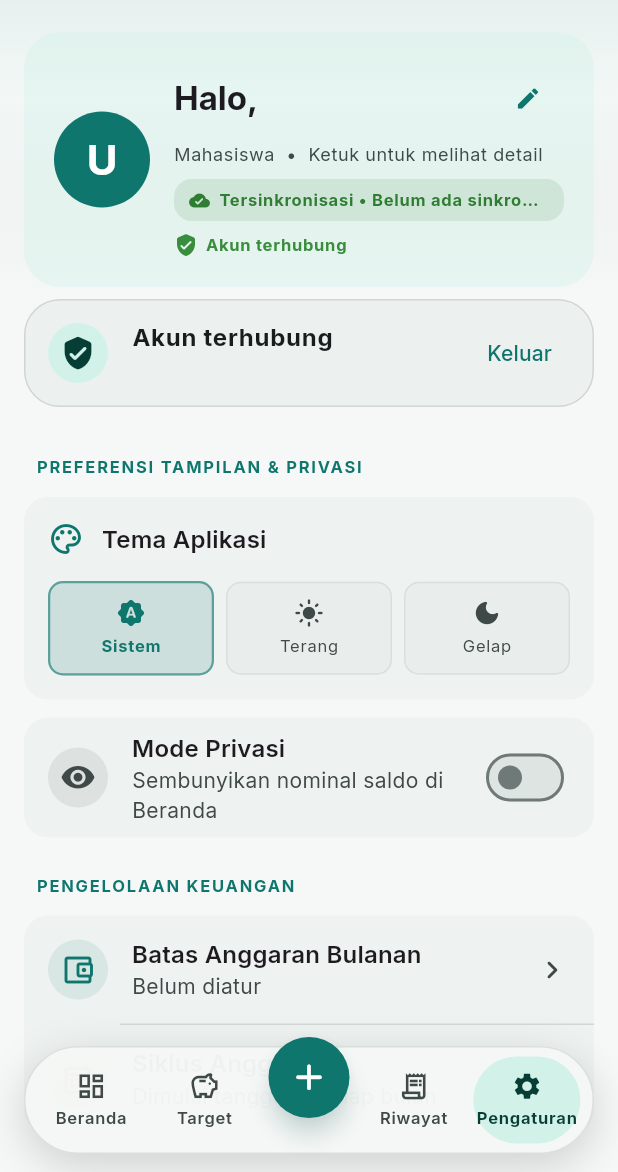
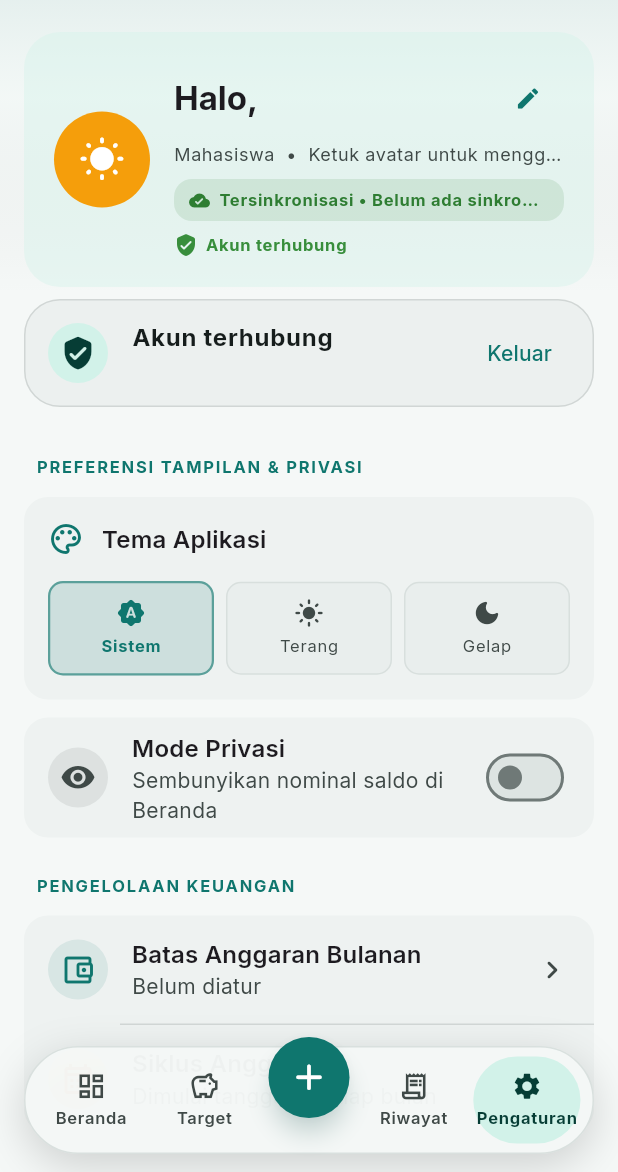
Before and after one commit to andrest1101/money-tracker, a Flutter app: the screen it shows once a user with an empty profile is signed in, item 5 of the bottom bar chosen, on a phone screen of 412 x 824 dp, the part 64-1236 px from its top. Run offline on Flutter 3.47's test engine with Material 3 defaults, Android fonts, the phone set to English and light mode, and no system bars; our stand-ins replace app_links, cloud_firestore, confetti, firebase_auth, firebase_core, fl_chart and 5 more; accounts and stored records are empty.

```diff
--- a/lib/core/local_storage/settings_service.dart
+++ b/lib/core/local_storage/settings_service.dart
@@ -27,6 +27,7 @@ class SettingsService {
   static const String _privacyModeKey = 'privacy_mode';
   static const String _budgetCycleDateKey = 'budget_cycle_date';
   static const String _lastSyncKey = 'last_successful_sync';
+  static const String _profileAvatarKey = 'profile_avatar_id';
 
   double? getBudgetLimit() {
     try {
@@ -117,6 +118,22 @@ class SettingsService {
     }
   }
 
+  String getProfileAvatarId() {
+    try {
+      return _sharedPreferences.getString(_profileAvatarKey) ?? 'sunrise';
+    } catch (e) {
+      throw SettingsServiceException('Gagal memuat avatar profil', e);
+    }
+  }
+
+  Future<void> setProfileAvatarId(String avatarId) async {
+    try {
+      await _sharedPreferences.setString(_profileAvatarKey, avatarId);
+    } catch (e) {
+      throw SettingsServiceException('Gagal menyimpan avatar profil', e);
+    }
+  }
+
   bool getPrivacyMode() {
     try {
       return _sharedPreferences.getBool(_privacyModeKey) ?? false;
--- a/lib/features/settings/presentation/widgets/settings_content.dart
+++ b/lib/features/settings/presentation/widgets/settings_content.dart
@@ -15,6 +15,7 @@ import 'help_center_sheet.dart';
 import 'settings_section_title.dart';
 import 'account_security_sheet.dart';
 import 'contact_us_entry.dart';
+import 'profile_avatar_sheet.dart';
 
 void _showSettingsSnackBar(
   BuildContext context, {
@@ -396,6 +397,8 @@ class _ProfileHeader extends ConsumerWidget {
     final cs = theme.colorScheme;
     final authUser = ref.watch(currentUserProvider);
     final isGuest = authUser?.isAnonymous ?? true;
+    final avatarId = ref.watch(profileAvatarProvider);
+    final avatar = presetAvatarFor(avatarId);
 
     return Padding(
       padding: const EdgeInsets.symmetric(horizontal: 16, vertical: 8),
@@ -418,14 +421,26 @@ class _ProfileHeader extends ConsumerWidget {
             padding: const EdgeInsets.all(20),
             child: Row(
               children: [
-                CircleAvatar(
-                  radius: 32,
-                  backgroundColor: cs.primary,
-                  child: Text(
-                    userName.isNotEmpty ? userName[0].toUpperCase() : 'U',
-                    style: theme.textTheme.headlineMedium?.copyWith(
-                      color: cs.onPrimary,
-                      fontWeight: FontWeight.bold,
+                Material(
+                  color: Colors.transparent,
+                  shape: const CircleBorder(),
+                  child: InkWell(
+                    onTap: () => ProfileAvatarSheet.show(context),
+                    customBorder: const CircleBorder(),
+                    child: AnimatedSwitcher(
+                      duration: const Duration(milliseconds: 280),
+                      switchInCurve: Curves.easeOutBack,
+                      switchOutCurve: Curves.easeIn,
+                      transitionBuilder: (child, animation) => FadeTransition(
+                        opacity: animation,
+                        child: ScaleTransition(scale: animation, child: child),
+                      ),
+                      child: CircleAvatar(
+                        key: ValueKey(avatar.id),
+                        radius: 32,
+                        backgroundColor: avatar.color,
+                        child: Icon(avatar.icon, color: Colors.white, size: 31),
+                      ),
                     ),
                   ),
                 ),
@@ -466,7 +481,7 @@ class _ProfileHeader extends ConsumerWidget {
                       ),
                       const SizedBox(height: 6),
                       Text(
-                        '$profileType  •  Ketuk untuk melihat detail',
+                        '$profileType  •  Ketuk avatar untuk mengganti',
                         style: theme.textTheme.bodySmall?.copyWith(
                           color: cs.onSurfaceVariant,
                         ),
```
Also changed, not shown: lib/core/local_storage/settings_providers.dart (+18 -0 lines), lib/features/settings/presentation/widgets/profile_avatar_sheet.dart (added, +177 -0 lines).
